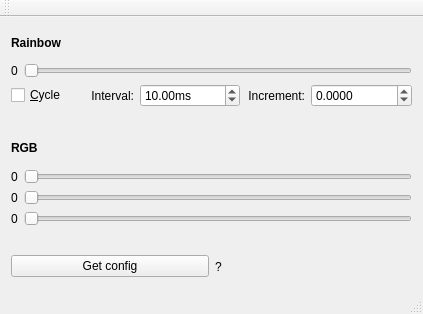
This is mainwindow.ui in hacxman/ledky-qt as Qt 5 draws it before an edit. The edited form follows.
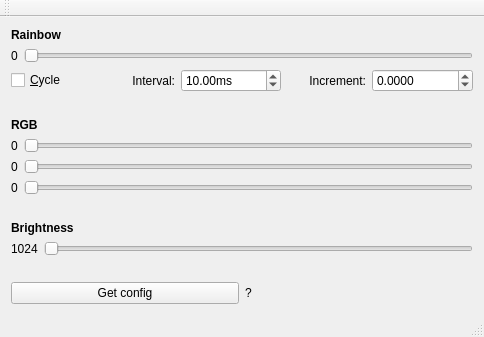
This is the edited form.

Commit message: add brighness setting

What changed in the file:
```diff
--- a/mainwindow.ui
+++ b/mainwindow.ui
@@ -6,8 +6,8 @@
    <rect>
     <x>0</x>
     <y>0</y>
-    <width>423</width>
-    <height>314</height>
+    <width>484</width>
+    <height>325</height>
    </rect>
   </property>
   <property name="sizePolicy">
@@ -242,6 +242,53 @@
           </property>
          </spacer>
         </item>
+        <item>
+         <widget class="QLabel" name="label_10">
+          <property name="font">
+           <font>
+            <weight>75</weight>
+            <bold>true</bold>
+           </font>
+          </property>
+          <property name="text">
+           <string>Brightness</string>
+          </property>
+         </widget>
+        </item>
+        <item>
+         <layout class="QHBoxLayout" name="horizontalLayout_9">
+          <item>
+           <widget class="QLabel" name="lblBri">
+            <property name="text">
+             <string>1024</string>
+            </property>
+           </widget>
+          </item>
+          <item>
+           <widget class="QSlider" name="sldBri">
+            <property name="maximum">
+             <number>4096</number>
+            </property>
+            <property name="orientation">
+             <enum>Qt::Horizontal</enum>
+            </property>
+           </widget>
+          </item>
+         </layout>
+        </item>
+        <item>
+         <spacer name="horizontalSpacer_3">
+          <property name="orientation">
+           <enum>Qt::Horizontal</enum>
+          </property>
+          <property name="sizeHint" stdset="0">
+           <size>
+            <width>40</width>
+            <height>20</height>
+           </size>
+          </property>
+         </spacer>
+        </item>
         <item>
          <layout class="QHBoxLayout" name="horizontalLayout_3">
           <item>
```
Left out of the diff: 2 changed lines with no effect on the pictures. The commit also changes 1 other file.
